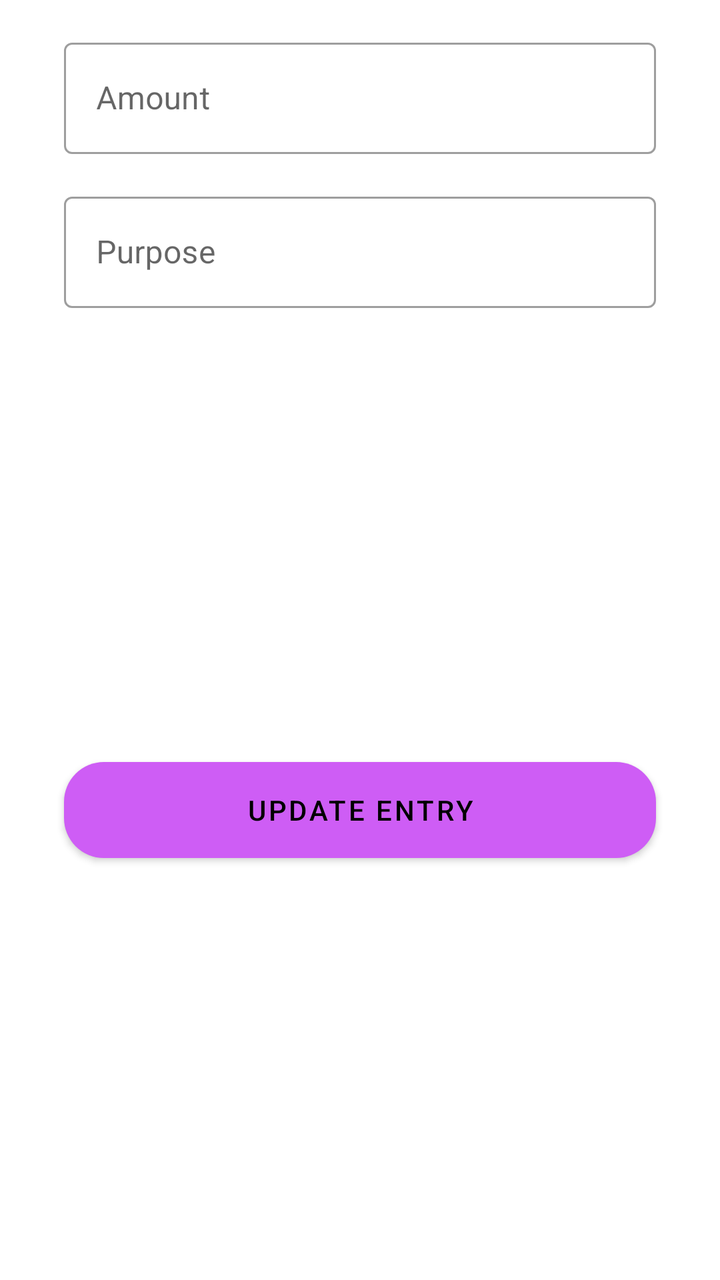
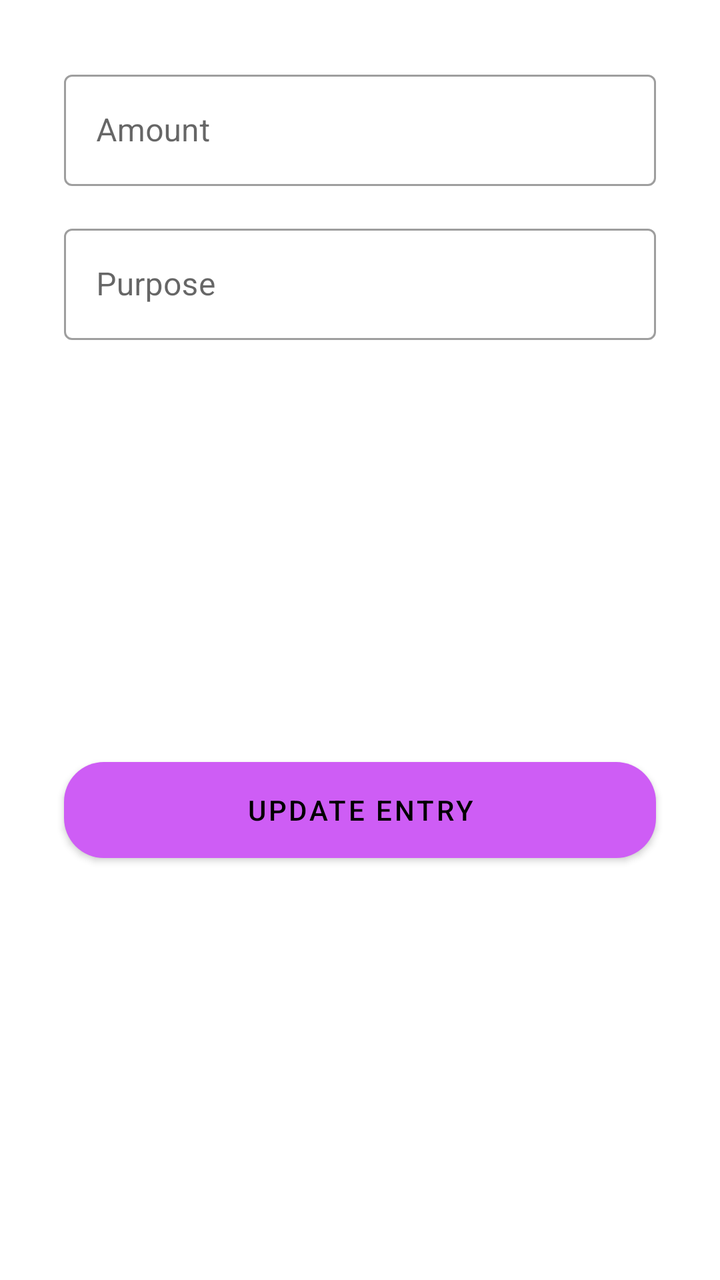

Before-and-after screenshots of an Android layout around one commit, followed by the original layout XML and the change that was made.
<!-- AndroidManifest.xml: application theme Theme.BudgetApp -->
<!-- res/layout/update_budget_bottom_sheet.xml -->
<?xml version="1.0" encoding="utf-8"?>
<androidx.constraintlayout.widget.ConstraintLayout xmlns:android="http://schemas.android.com/apk/res/android"
    xmlns:app="http://schemas.android.com/apk/res-auto"
    android:layout_width="match_parent"
    android:layout_height="wrap_content">

    <com.google.android.material.textfield.TextInputLayout
        android:id="@+id/updateAmountLayout"
        style="@style/Widget.MaterialComponents.TextInputLayout.OutlinedBox"
        android:layout_width="match_parent"
        android:layout_height="wrap_content"
        android:layout_marginStart="32dp"
        android:layout_marginTop="16dp"
        android:layout_marginEnd="32dp"
        android:hint="@string/amount"
        app:layout_constraintEnd_toEndOf="parent"
        app:layout_constraintHorizontal_bias="0.5"
        app:layout_constraintStart_toStartOf="parent"
        app:layout_constraintTop_toTopOf="parent">

        <com.google.android.material.textfield.TextInputEditText
            android:id="@+id/updateAmount"
            android:layout_width="match_parent"
            android:layout_height="wrap_content"
            android:inputType="numberDecimal" />
    </com.google.android.material.textfield.TextInputLayout>

    <com.google.android.material.textfield.TextInputLayout
        android:id="@+id/updatePurposeLayout"
        style="@style/Widget.MaterialComponents.TextInputLayout.OutlinedBox"
        android:layout_width="match_parent"
        android:layout_height="wrap_content"
        android:layout_marginStart="32dp"
        android:layout_marginTop="16dp"
        android:layout_marginEnd="32dp"
        android:hint="@string/purpose"
        app:layout_constraintEnd_toEndOf="parent"
        app:layout_constraintStart_toStartOf="parent"
        app:layout_constraintTop_toBottomOf="@+id/updateAmountLayout">

        <com.google.android.material.textfield.TextInputEditText
            android:id="@+id/update_purpose"
            android:layout_width="match_parent"
            android:layout_height="wrap_content" />

    </com.google.android.material.textfield.TextInputLayout>

    <com.google.android.material.chip.ChipGroup
        android:id="@+id/chip_group"
        android:layout_width="0dp"
        android:layout_height="wrap_content"
        android:layout_marginHorizontal="32dp"
        android:layout_marginTop="16dp"
        app:layout_constraintEnd_toEndOf="parent"
        app:layout_constraintStart_toStartOf="parent"
        app:layout_constraintTop_toBottomOf="@id/updatePurposeLayout"
        app:selectionRequired="true"
        app:singleSelection="true" />

    <com.google.android.material.button.MaterialButton
        android:id="@+id/updateBudgetEntry"
        android:layout_width="match_parent"
        android:layout_height="wrap_content"
        android:layout_marginStart="32dp"
        android:layout_marginTop="16dp"
        android:layout_marginEnd="32dp"
        android:layout_marginBottom="16dp"
        android:background="@drawable/btn_back"
        android:text="@string/update_entry"
        android:textColor="?attr/spinnerColor"
        app:layout_constraintBottom_toBottomOf="parent"
        app:layout_constraintEnd_toEndOf="parent"
        app:layout_constraintStart_toStartOf="parent"
        app:layout_constraintTop_toBottomOf="@+id/chip_group" />

</androidx.constraintlayout.widget.ConstraintLayout>
<!-- resources referenced by this layout -->
<resources>
  <!-- drawable btn_back (drawable) -->
  <?xml version="1.0" encoding="utf-8"?>
  <shape xmlns:android="http://schemas.android.com/apk/res/android"
      android:shape="rectangle">
      <solid
          android:color="@color/primary"/>
      <corners
          android:radius="20dp"/>
  </shape>
  <string name="amount">Amount</string>
  <string name="purpose">Purpose</string>
  <string name="update_entry">Update Entry</string>
  <style name="Theme.BudgetApp" parent="Theme.MaterialComponents.DayNight.DarkActionBar">
          
          <item name="colorPrimary">@color/primary</item>
          <item name="colorPrimaryVariant">@color/primaryDark</item>
          <item name="colorOnPrimary">@color/white</item>
          
          <item name="colorSecondary">@color/primary</item>
          <item name="colorSecondaryVariant">@color/primaryDark</item>
          <item name="colorOnSecondary">@color/black</item>
          
          <item name="android:statusBarColor" tools:targetApi="l">?attr/colorPrimaryVariant</item>
          
          <item name="spinnerColor">@color/black</item>
          <item name="chipStyle">@style/CustomChipStyle</item>
      </style>
  <color name="primary">#CE5DF5</color>
  <color name="primaryDark">#6E3682</color>
  <color name="white">#FFFFFFFF</color>
  <color name="black">#FF000000</color>
  <style name="CustomChipStyle" parent="Widget.MaterialComponents.Chip.Choice">
          <item name="chipIconSize">16dp</item>
          <item name="chipIconTint">@color/primary</item>
      </style>
</resources>

<!-- the commit's change to res/layout/update_budget_bottom_sheet.xml (unified diff, before → after) -->
@@ -3,6 +3,18 @@
     xmlns:app="http://schemas.android.com/apk/res-auto"
     android:layout_width="match_parent"
     android:layout_height="wrap_content">
+
+    <com.google.android.material.chip.ChipGroup
+        android:id="@+id/chip_group"
+        android:layout_width="0dp"
+        android:layout_height="wrap_content"
+        android:layout_marginHorizontal="32dp"
+        android:layout_marginTop="16dp"
+        app:layout_constraintEnd_toEndOf="parent"
+        app:layout_constraintStart_toStartOf="parent"
+        app:layout_constraintTop_toTopOf="parent"
+        app:selectionRequired="true"
+        app:singleSelection="true" />
 
     <com.google.android.material.textfield.TextInputLayout
         android:id="@+id/updateAmountLayout"
@@ -16,7 +28,7 @@
         app:layout_constraintEnd_toEndOf="parent"
         app:layout_constraintHorizontal_bias="0.5"
         app:layout_constraintStart_toStartOf="parent"
-        app:layout_constraintTop_toTopOf="parent">
+        app:layout_constraintTop_toBottomOf="@id/chip_group">
 
         <com.google.android.material.textfield.TextInputEditText
             android:id="@+id/updateAmount"
@@ -45,18 +57,6 @@
 
     </com.google.android.material.textfield.TextInputLayout>
 
-    <com.google.android.material.chip.ChipGroup
-        android:id="@+id/chip_group"
-        android:layout_width="0dp"
-        android:layout_height="wrap_content"
-        android:layout_marginHorizontal="32dp"
-        android:layout_marginTop="16dp"
-        app:layout_constraintEnd_toEndOf="parent"
-        app:layout_constraintStart_toStartOf="parent"
-        app:layout_constraintTop_toBottomOf="@id/updatePurposeLayout"
-        app:selectionRequired="true"
-        app:singleSelection="true" />
-
     <com.google.android.material.button.MaterialButton
         android:id="@+id/updateBudgetEntry"
         android:layout_width="match_parent"
@@ -71,6 +71,6 @@
         app:layout_constraintBottom_toBottomOf="parent"
         app:layout_constraintEnd_toEndOf="parent"
         app:layout_constraintStart_toStartOf="parent"
-        app:layout_constraintTop_toBottomOf="@+id/chip_group" />
+        app:layout_constraintTop_toBottomOf="@+id/updatePurposeLayout" />
 
 </androidx.constraintlayout.widget.ConstraintLayout>
